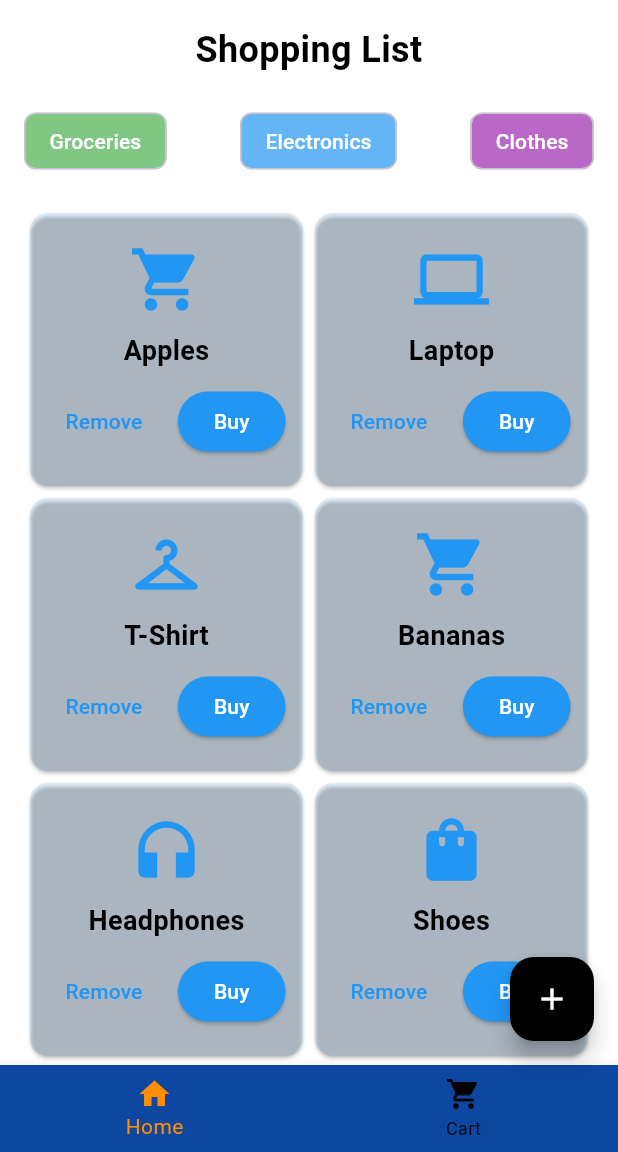
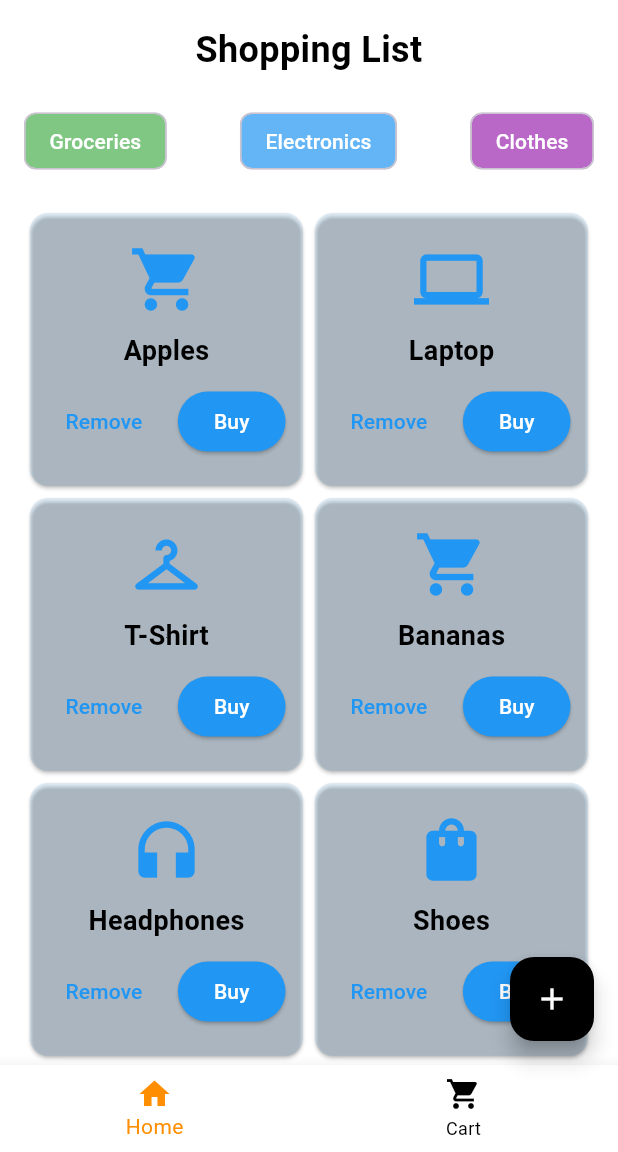
Before and after one commit to Ruthuwamahoro/shopping-mastermind-app, a Flutter app: the screen it shows after launch, on a phone screen of 412 x 824 dp, the part 84-1236 px from its top. Run offline on Flutter 3.47's test engine with Material 3 defaults, Android fonts, the phone set to English and light mode, and no system bars.

Commit message:
Update main.dart

```diff
--- a/lib/main.dart
+++ b/lib/main.dart
@@ -87,7 +87,7 @@ class MyHomePage extends StatelessWidget {
         ],
         selectedItemColor: Colors.amber[800],
         unselectedItemColor: Colors.black,  // 10% of the design color
-        backgroundColor: Colors.blue[900],  // 60% of the design color
+        backgroundColor: Colors.white,  // 60% of the design color
       ),
     );
   }
```
